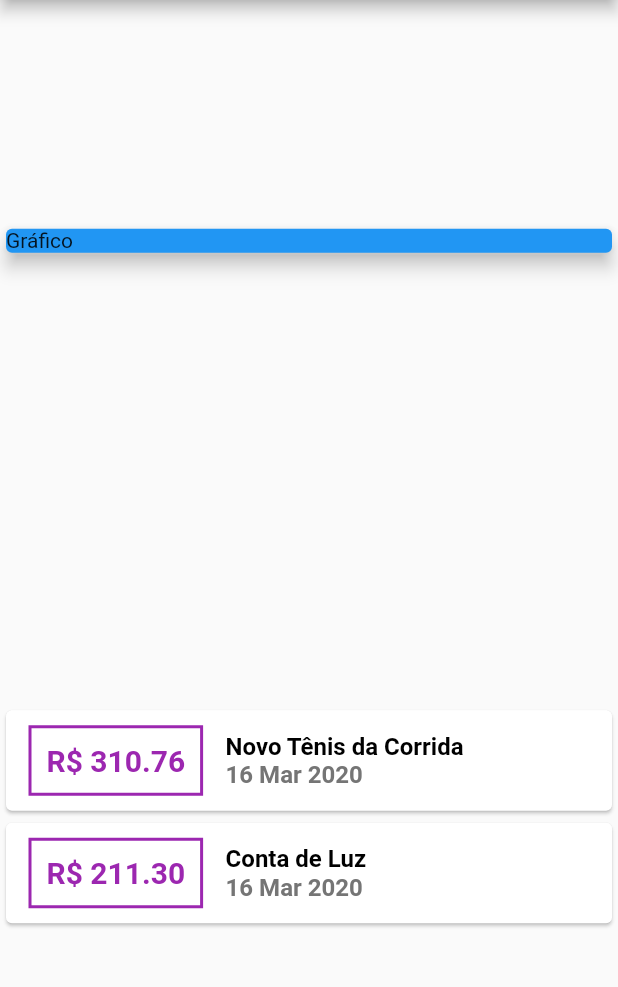
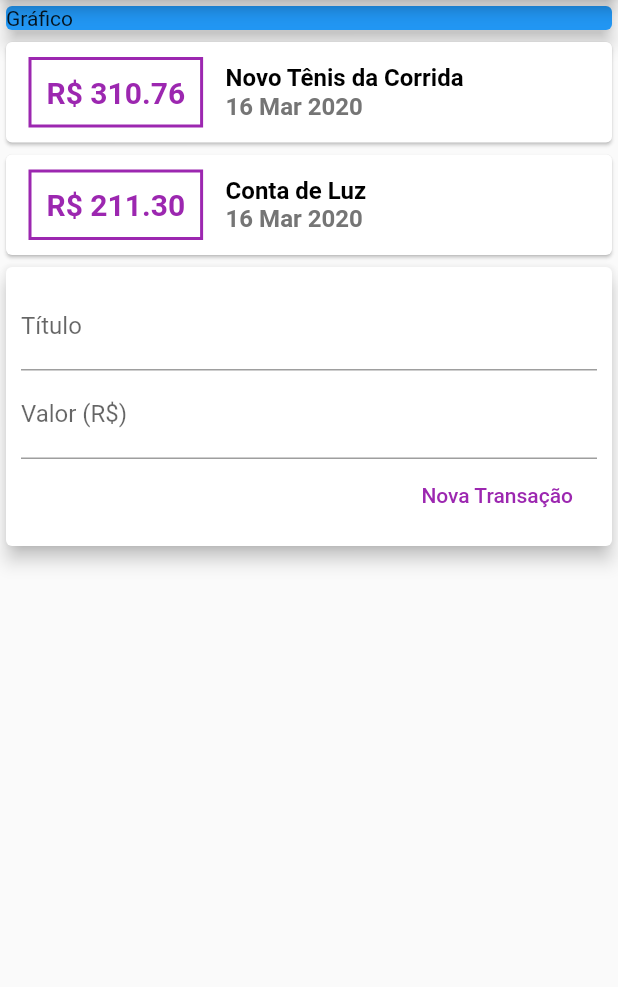
Before and after one commit to RamonGiovane/personal_expenses, a Flutter app: the screen it shows after launch, on a phone screen of 412 x 824 dp, the part 84-1071 px from its top. Run offline on Flutter 3.47's test engine with Material 2 defaults, Android fonts, the phone set to English and light mode, and no system bars.

Commit message:
[ADD] Adding textfields

```diff
--- a/lib/main.dart
+++ b/lib/main.dart
@@ -14,6 +14,10 @@ class ExpensesApp extends StatelessWidget {
 }
 
 class MyHomePage extends StatelessWidget {
+
+  final titleController = TextEditingController();
+  final valueController = TextEditingController();
+
   final _transactions = [
     Transaction(
       id: 't1',
@@ -37,7 +41,6 @@ class MyHomePage extends StatelessWidget {
           title: Text('Personal Expenses'),
         ),
         body: Column(
-          mainAxisAlignment: MainAxisAlignment.spaceAround,
           crossAxisAlignment: CrossAxisAlignment.stretch,
           children: <Widget>[
             Container(
@@ -51,15 +54,12 @@ class MyHomePage extends StatelessWidget {
               children: _transactions.map((tr) {
                 return Card(
                   child: Row(
-
                     children: <Widget>[
                       Container(
-
                         margin: EdgeInsets.symmetric(
                           horizontal: 15,
                           vertical: 10,
                         ),
-
                         decoration: BoxDecoration(
                           border: Border.all(
                             color: Colors.purple,
@@ -67,27 +67,56 @@ class MyHomePage extends StatelessWidget {
                           ),
                         ),
                         padding: EdgeInsets.all(10),
-                        child:
-                         _boldText(
-                           content: _monetaryVal(tr.value),
-                           size: 20,
-                           color: Colors.purple
-                         ),
+                        child: _boldText(
+                            content: _monetaryVal(tr.value),
+                            size: 20,
+                            color: Colors.purple),
                       ),
                       Column(
                         crossAxisAlignment: CrossAxisAlignment.start,
                         children: <Widget>[
                           _boldText(content: tr.title),
                           _boldText(
-                            content: DateFormat('d MMM y').format(tr.date),
-                            color: Colors.grey[600]
-                          ),
+                              content: DateFormat('d MMM y').format(tr.date),
+                              color: Colors.grey[600]),
                         ],
                       )
                     ],
                   ),
                 );
               }).toList(),
+            ),
+            Card(
+              elevation: 5,
+              child: Padding(
+                padding: const EdgeInsets.all(10),
+                child: Column(
+                  children: <Widget>[
+                    TextField(
+                      controller: titleController,
+                      decoration: InputDecoration(labelText: 'Título'),
+                    ),
+                    TextField(
+                      controller: valueController,
+                      decoration: InputDecoration(labelText: 'Valor (R\$)'),
+                    ),
+                    Row(
+                      mainAxisAlignment: MainAxisAlignment.end,
+                      children: <Widget>[
+                        FlatButton(
+                          child: Text("Nova Transação"),
+                          textColor: Colors.purple,
+                          onPressed: () {
+                            print(titleController.text);
+                            print(valueController.text);
+                          },
+                        ),
+                      ],
+                    )
+
+                  ],
+                ),
+              ),
             )
           ],
         ),
@@ -95,11 +124,14 @@ class MyHomePage extends StatelessWidget {
     );
   }
 
-  String _monetaryVal(double value){
+  String _monetaryVal(double value) {
     return "R\$ " + value.toStringAsFixed(2);
   }
-  Text _boldText( {@required String content, Color color = Colors.black, double size = 16}) {
 
+  Text _boldText(
+      {@required String content,
+      Color color = Colors.black,
+      double size = 16}) {
     return Text(
       content,
       style: TextStyle(
```
